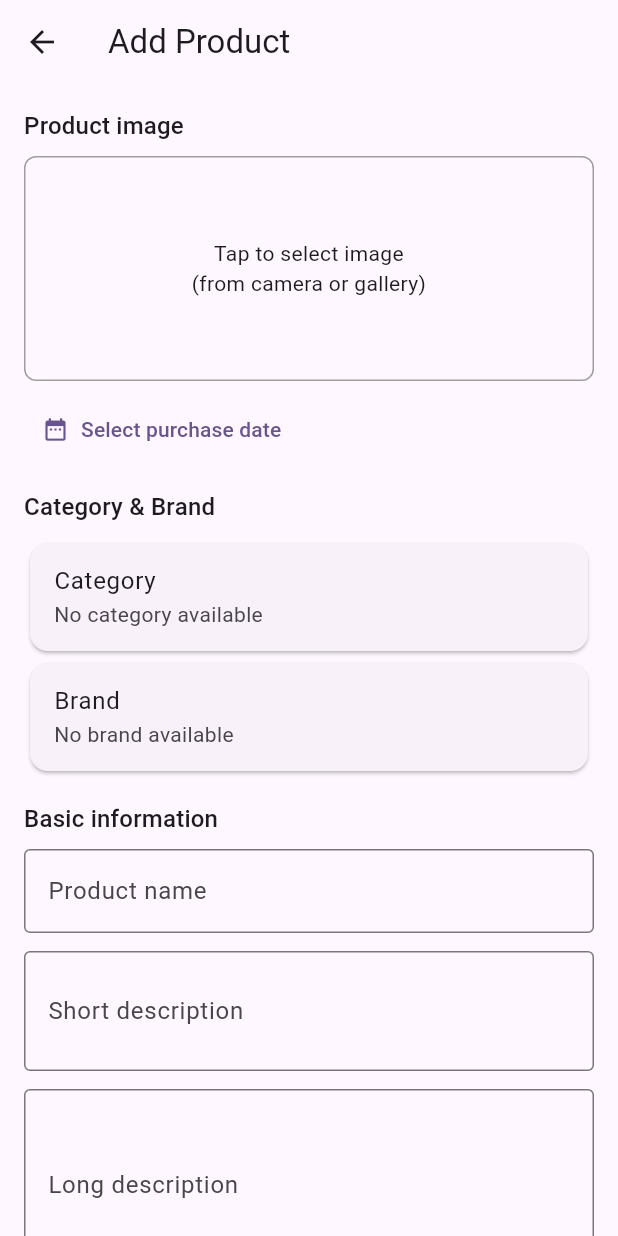
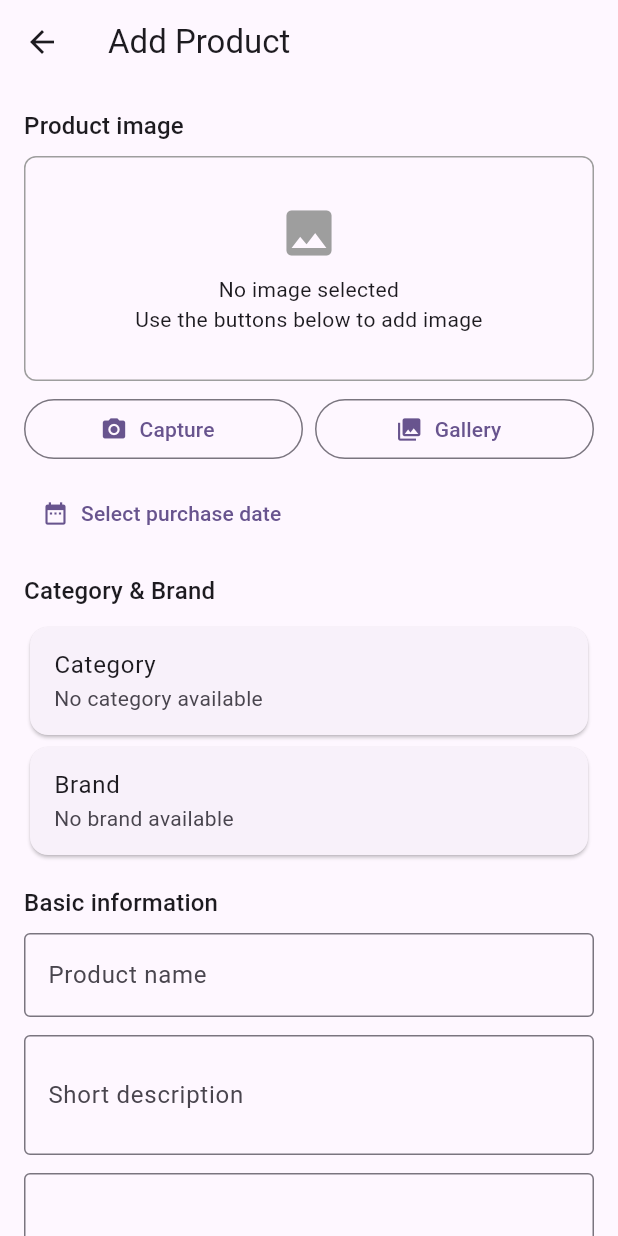
Before and after one commit to arrahman10/ecommerce-admin-app, a Flutter app: the AddProductPage screen opened by its route, on a phone screen of 412 x 824 dp. Run offline on Flutter 3.47's test engine with Material 3 defaults, Android fonts, the phone set to English and light mode, and no system bars; our stand-ins replace cloud_firestore, firebase_auth, firebase_core, firebase_storage, flutter_easyloading, freezed_annotation and 2 more; accounts and stored records are empty.

Commit message:
feat: improve add-product image picker experience
- Replace the image source dialog with inline Capture and Gallery buttons below the product image preview
- Make tapping the image preview open the gallery directly for quicker image selection
- Update the empty image placeholder to show an image icon with helper text before a picture is selected
- Keep the purchase date selector under the image section, aligned with the new image picker layout

```diff
--- a/lib/pages/products/add_product_page.dart
+++ b/lib/pages/products/add_product_page.dart
@@ -121,7 +121,7 @@ class _AddProductPageState extends State<AddProductPage> {
         Text('Product image', style: Theme.of(context).textTheme.titleMedium),
         const SizedBox(height: 8),
         InkWell(
-          onTap: _showImageSourceDialog,
+          onTap: _pickImageFromGallery,
           child: Container(
             height: 150,
             decoration: BoxDecoration(
@@ -130,10 +130,18 @@ class _AddProductPageState extends State<AddProductPage> {
             ),
             alignment: Alignment.center,
             child: _pickedImageFile == null
-                ? Text(
-                    'Tap to select image\n(from camera or gallery)',
-                    textAlign: TextAlign.center,
-                    style: Theme.of(context).textTheme.bodyMedium,
+                ? Column(
+                    mainAxisAlignment: MainAxisAlignment.center,
+                    mainAxisSize: MainAxisSize.min,
+                    children: <Widget>[
+                      const Icon(Icons.image, size: 40, color: Colors.grey),
+                      const SizedBox(height: 8),
+                      Text(
+                        'No image selected\nUse the buttons below to add image',
+                        textAlign: TextAlign.center,
+                        style: Theme.of(context).textTheme.bodyMedium,
+                      ),
+                    ],
                   )
                 : ClipRRect(
                     borderRadius: BorderRadius.circular(8.0),
@@ -144,6 +152,26 @@ class _AddProductPageState extends State<AddProductPage> {
                     ),
                   ),
           ),
+        ),
+        const SizedBox(height: 8),
+        Row(
+          children: <Widget>[
+            Expanded(
+              child: OutlinedButton.icon(
+                onPressed: _pickImageFromCamera,
+                icon: const Icon(Icons.photo_camera),
+                label: const Text('Capture'),
+              ),
+            ),
+            const SizedBox(width: 8),
+            Expanded(
+              child: OutlinedButton.icon(
+                onPressed: _pickImageFromGallery,
+                icon: const Icon(Icons.photo_library),
+                label: const Text('Gallery'),
+              ),
+            ),
+          ],
         ),
         const SizedBox(height: 8),
         Align(
@@ -162,36 +190,12 @@ class _AddProductPageState extends State<AddProductPage> {
     );
   }
 
-  Future<void> _showImageSourceDialog() async {
-    await showDialog<void>(
-      context: context,
-      builder: (BuildContext context) {
-        return AlertDialog(
-          title: const Text('Select image source'),
-          content: Column(
-            mainAxisSize: MainAxisSize.min,
-            children: <Widget>[
-              ListTile(
-                leading: const Icon(Icons.photo_camera),
-                title: const Text('Camera'),
-                onTap: () {
-                  Navigator.pop(context);
-                  _pickImage(ImageSource.camera);
-                },
-              ),
-              ListTile(
-                leading: const Icon(Icons.photo_library),
-                title: const Text('Gallery'),
-                onTap: () {
-                  Navigator.pop(context);
-                  _pickImage(ImageSource.gallery);
-                },
-              ),
-            ],
-          ),
-        );
-      },
-    );
+  void _pickImageFromCamera() {
+    _pickImage(ImageSource.camera);
+  }
+
+  void _pickImageFromGallery() {
+    _pickImage(ImageSource.gallery);
   }
 
   Future<void> _pickImage(ImageSource source) async {
```
